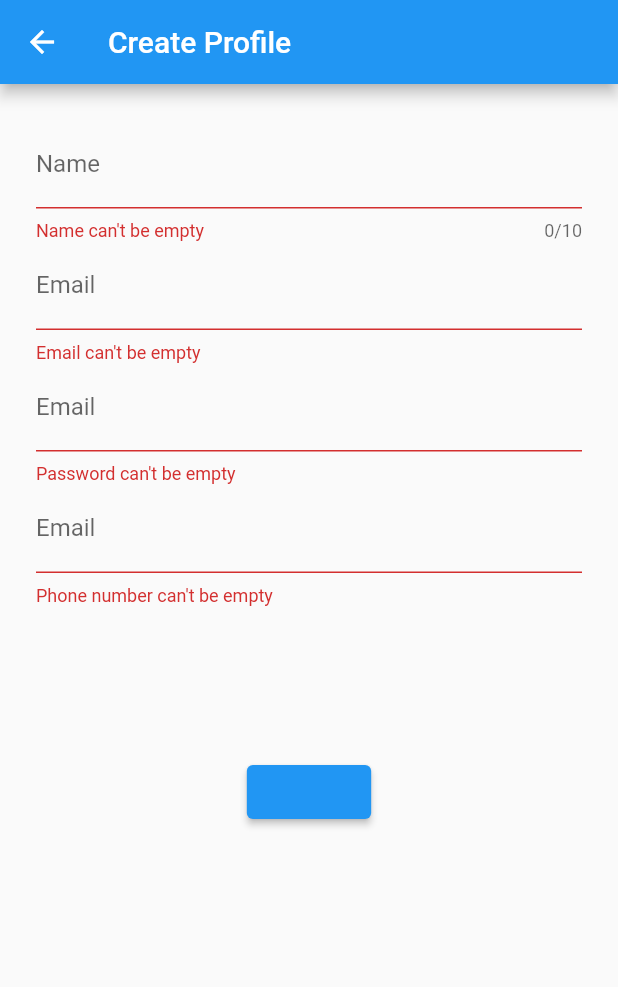
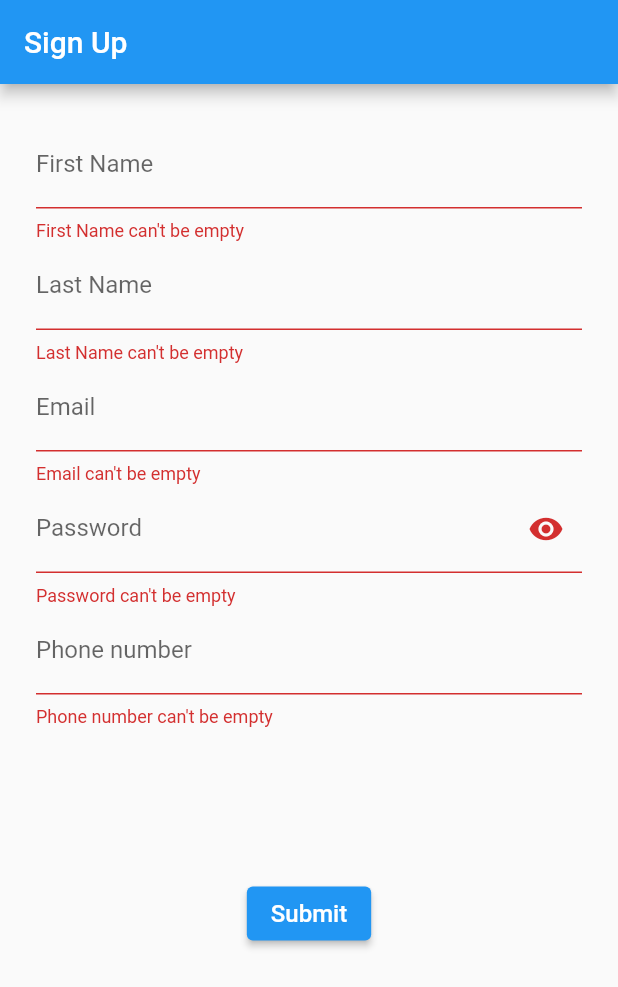
Before and after one commit to GoogleSolutionChallenge/CrisisConnect-App-Repository, a Flutter app: the FormScreen screen opened directly, after a tap on "Submit", on a phone screen of 412 x 824 dp. Shown: the top 987 px of the screen. Run offline on Flutter 3.47's test engine with Material 2 defaults, Android fonts, the light colour scheme and no system bars.

Commit message:
Added half of info for Sign Up page

```diff
--- a/crisis_connect/lib/main.dart
+++ b/crisis_connect/lib/main.dart
@@ -1,5 +1,6 @@
 import 'package:flutter/material.dart';
 import './screens/HomeScreen.dart';
+import './screens/CreateProfileScreen.dart';
 
 
 void main() => runApp(const CrisisConnect());
@@ -15,7 +16,7 @@ class CrisisConnect extends StatelessWidget {
         body: const SafeArea(
           child: Padding(
             padding: EdgeInsets.symmetric(horizontal: 10.0),
-            child: HomeScreen(title: 'Home',),
+            child: FormScreen(),
           ),
         ),
       ),
--- a/crisis_connect/lib/screens/CreateProfileScreen.dart
+++ b/crisis_connect/lib/screens/CreateProfileScreen.dart
@@ -2,31 +2,55 @@ import 'package:flutter/foundation.dart';
 import 'package:flutter/material.dart';
 
 class FormScreen extends StatefulWidget {
+
   const FormScreen({super.key});
 
   @override
   State<StatefulWidget> createState() {
-    return FormScreenState();
+    return CreateProfile();
   }
 }
 
-class FormScreenState extends State<FormScreen> {
-  late String _name;
+class CreateProfile extends State<FormScreen> {
+
+  bool _obscureText = true;
+  late String _firstname;
+  late String _lastname;
   late String _email;
   late String _password;
   late String _phoneNumber;
+  var _controller = TextEditingController();
+
+  void _toggle() {
+    setState(() {
+      _obscureText = !_obscureText;
+    });
+  }
 
   final GlobalKey<FormState> _formKey = GlobalKey<FormState>();
 
-  Widget _buildName() {
+  Widget _buildFirstName() {
     return TextFormField(
-      decoration: const InputDecoration(labelText: 'Name'),
-      maxLength: 10,
+      decoration: const InputDecoration(labelText: 'First Name'),
+      //maxLength: 10,
       validator: (String? value) {
-        return value==null ||value.isEmpty ? "Name can't be empty" : null;
+        return value==null ||value.isEmpty ? "First Name can't be empty" : null;
       },
       onSaved: (String? value) {
-        _name = value!;
+        _firstname = value!;
+      },
+    );
+  }
+
+  Widget _buildLastName() {
+    return TextFormField(
+      decoration: const InputDecoration(labelText: 'Last Name'),
+      //maxLength: 10,
+      validator: (String? value) {
+        return value==null ||value.isEmpty ? "Last Name can't be empty" : null;
+      },
+      onSaved: (String? value) {
+        _lastname = value!;
       },
     );
   }
@@ -45,24 +69,37 @@ class FormScreenState extends State<FormScreen> {
 
   Widget _buildPassword() {
     return TextFormField(
-      decoration: const InputDecoration(labelText: 'Email'),
+      controller: _controller,
+      decoration: InputDecoration(
+          labelText: 'Password',
+          suffixIcon: IconButton(
+              onPressed: () { _toggle(); },
+              icon: Icon(Icons.remove_red_eye)),
+      ),
+      obscureText: _obscureText,
       validator: (String? value) {
         return value==null ||value.isEmpty ? "Password can't be empty" : null;
       },
       onSaved: (String? value) {
-        _email = value!;
+        _password = value!;
       },
     );
   }
 
+  Widget _hideShowPassword() {
+    return TextButton(
+        onPressed: _toggle,
+        child: Text(_obscureText ? "Show" : "Hide"));
+  }
+
   Widget _buildPhoneNumber() {
     return TextFormField(
-      decoration: const InputDecoration(labelText: 'Email'),
+      decoration: const InputDecoration(labelText: 'Phone number'),
       validator: (String? value) {
         return value==null ||value.isEmpty ? "Phone number can't be empty" : null;
       },
       onSaved: (String? value) {
-        _email = value!;
+        _phoneNumber = value!;
       },
     );
   }
@@ -70,34 +107,37 @@ class FormScreenState extends State<FormScreen> {
   @override
   Widget build(BuildContext context) {
     return Scaffold(
-      appBar: AppBar(title: const Text("Create Profile")),
+      appBar: AppBar(title: Text("Sign Up")),
       body: SingleChildScrollView(
         child: Container(
-          margin: const EdgeInsets.all(24),
+          margin: EdgeInsets.all(24),
           child: Form(
             key: _formKey,
             child: Column(
               mainAxisAlignment: MainAxisAlignment.center,
               children: <Widget>[
-                _buildName(),
+                _buildFirstName(),
+                _buildLastName(),
                 _buildEmail(),
                 _buildPassword(),
                 _buildPhoneNumber(),
-                const SizedBox(height: 100),
+                SizedBox(height: 100),
                 ElevatedButton(
-                  child: const Text(
+                  child: Text(
                     'Submit',
-                    style: TextStyle(color: Colors.blue, fontSize: 16),
+                    style: TextStyle(color: Colors.white, fontSize: 16),
                   ),
                   onPressed: () {
                     if (!_formKey.currentState!.validate()) {
                       return;
                     }
-
                     _formKey.currentState!.save();
 
                     if (kDebugMode) {
-                      print(_name);
+                      print(_firstname);
+                    }
+                    if (kDebugMode) {
+                      print(_lastname);
                     }
                     if (kDebugMode) {
                       print(_email);
@@ -108,7 +148,6 @@ class FormScreenState extends State<FormScreen> {
                     if (kDebugMode) {
                       print(_password);
                     }
-
                     //Send to API
                   },
                 )
```
